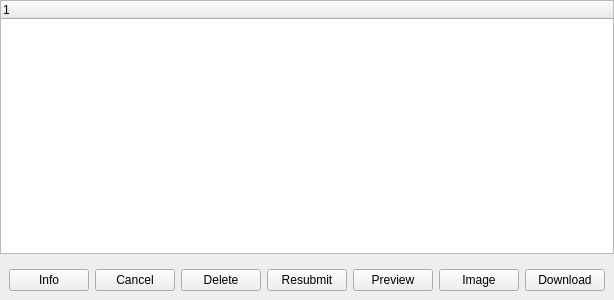
Before: the Qt Designer form gui/snowgui/task/taskqueuemanagerwidget.ui in AndreasFMueller/AstroPhotography, drawn with Qt 5.
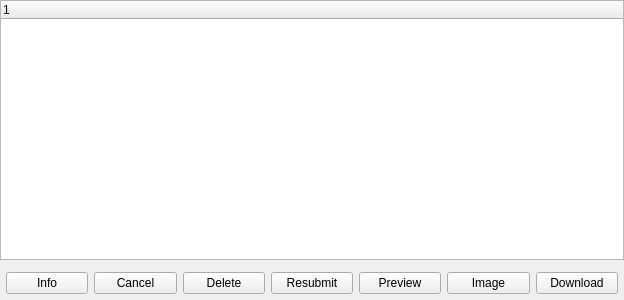
After: the same form once the commit is applied.

The edit to the form file:
```diff
--- a/gui/snowgui/task/taskqueuemanagerwidget.ui
+++ b/gui/snowgui/task/taskqueuemanagerwidget.ui
@@ -6,7 +6,7 @@
    <rect>
     <x>0</x>
     <y>0</y>
-    <width>532</width>
+    <width>624</width>
     <height>300</height>
    </rect>
   </property>
@@ -38,6 +38,18 @@
    <item>
     <widget class="QWidget" name="buttonareaWidget" native="true">
      <layout class="QHBoxLayout" name="horizontalLayout">
+      <property name="leftMargin">
+       <number>6</number>
+      </property>
+      <property name="topMargin">
+       <number>6</number>
+      </property>
+      <property name="rightMargin">
+       <number>6</number>
+      </property>
+      <property name="bottomMargin">
+       <number>6</number>
+      </property>
       <item>
        <widget class="QPushButton" name="infoButton">
         <property name="text">
```
